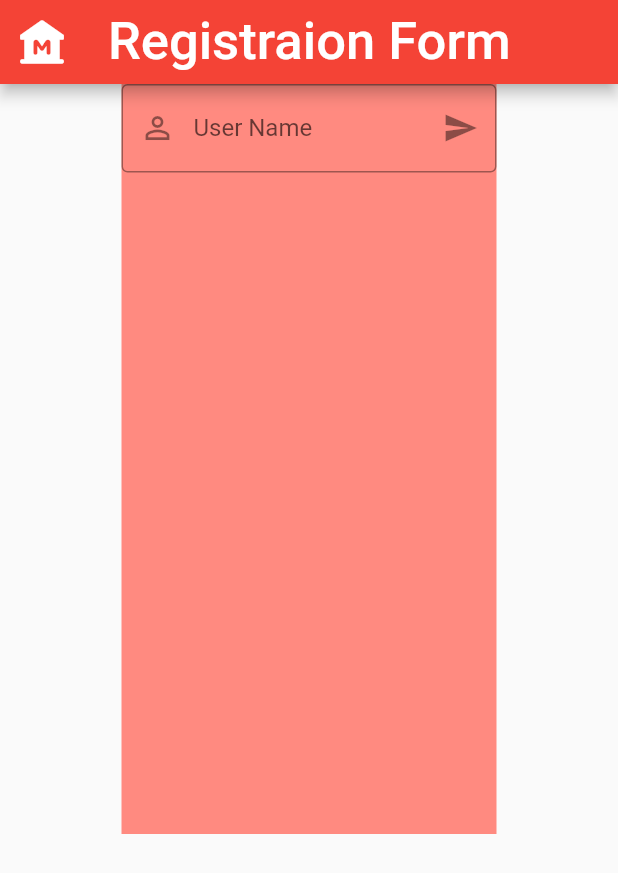
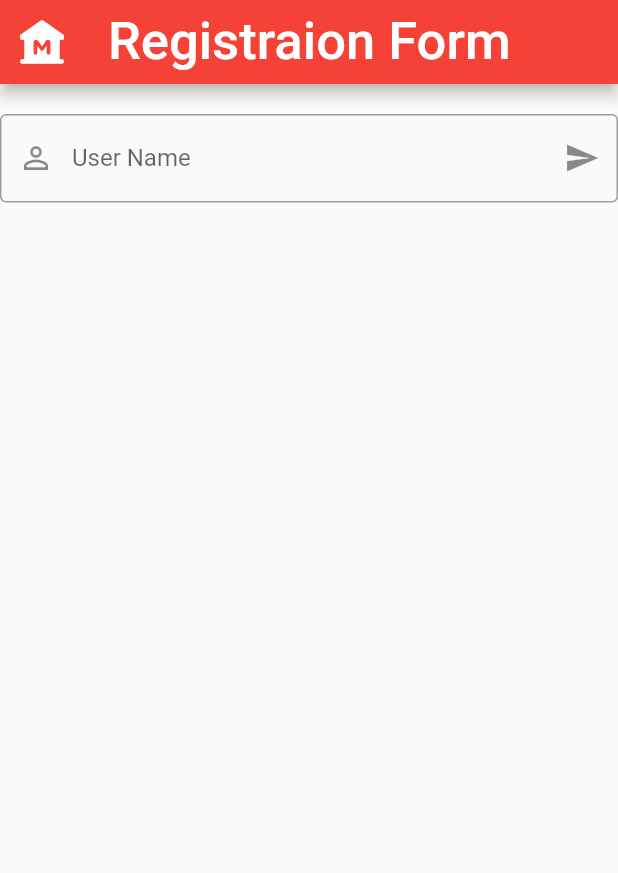
Before and after one commit to VivekTailor19/practice_flutter_topics, a Flutter app: the screen it shows after launch, on a phone screen of 412 x 824 dp. Shown: the top 873 px of the screen. Run offline on Flutter 3.47's test engine with Material 2 defaults, Android fonts, the light colour scheme and no system bars.

Commit message:
flutter practice

```diff
--- a/lib/Textfield_insert_n_update/textfield_insert_update.dart
+++ b/lib/Textfield_insert_n_update/textfield_insert_update.dart
@@ -25,14 +25,14 @@ class _Textfield_Insert_UpdateState extends State<Textfield_Insert_Update> {
         child: Center(
           child: Column(
             children: [
+              SizedBox(height: 20,),
               Container(
-                width: 250,
+                width: double.infinity,
                 height: 500,
-                color: Colors.redAccent.shade100,
                 child: TextField(
                   decoration: InputDecoration(
                     border: OutlineInputBorder(),
-                      focusedBorder: OutlineInputBorder(borderRadius: BorderRadius.circular(10)),
+                      focusedBorder: OutlineInputBorder(borderRadius: BorderRadius.circular(50)),
                       prefixIcon: Icon(Icons.person_outline),
                       suffixIcon: Icon(Icons.send),
                       label: Text("User Name"),
```
